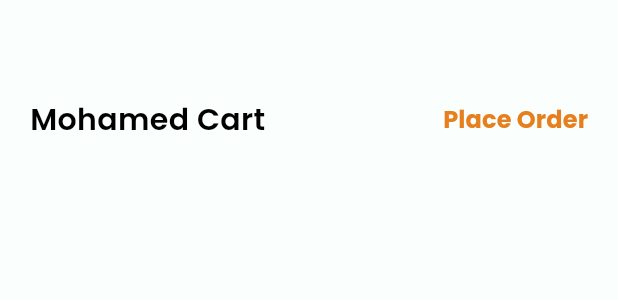
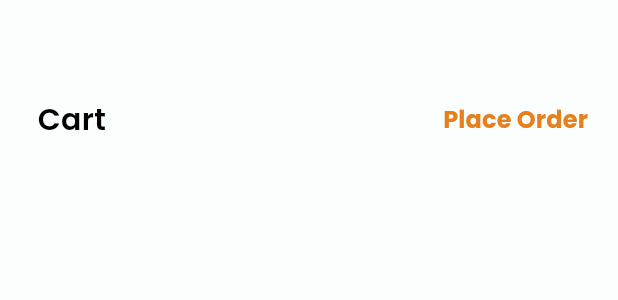
Before and after one commit to AbdelWahab-Farhat/Fruits-market-app, a Flutter app: the AppBarSection widget shown alone on an empty page, opened directly, on a phone screen of 412 x 824 dp. Shown: the top 300 px of the screen. Run offline on Flutter 3.47's test engine with Material 3 defaults, Android fonts, the light colour scheme and no system bars; our stand-ins replace bloc, cached_network_image, cloud_firestore, connectivity_plus, dartz, dio and 11 more; accounts and stored records are empty; generated files the repository leaves out were written again; network calls fail.

Commit message:
made it dynamic

```diff
--- a/lib/features/cart/presentation/views/widgets/app_bar_section.dart
+++ b/lib/features/cart/presentation/views/widgets/app_bar_section.dart
@@ -1,7 +1,9 @@
 import 'package:flutter/material.dart';
+import 'package:flutter_bloc/flutter_bloc.dart';
 
 import '../../../../../constants.dart';
 import '../../../../../core/utility/app_style.dart';
+import '../../../../auth/presentation/manger/sign_in_cubit/sign_in_cubit.dart';
 
 class AppBarSection extends StatelessWidget {
   const AppBarSection({
@@ -10,13 +12,14 @@ class AppBarSection extends StatelessWidget {
 
   @override
   Widget build(BuildContext context) {
+    var signInCubit = context.read<SignInCubit>();
     return Padding(
       padding: const EdgeInsets.only(left: 20,right: 20,top: kToolbarHeight),
       child: Row(
         mainAxisAlignment: MainAxisAlignment.spaceBetween,
         crossAxisAlignment:  CrossAxisAlignment.center,
         children: [
-          Text('Mohamed Cart',style: AppStyle.style20,),
+          Text('${signInCubit.customer!.firstName} Cart',style: AppStyle.style20,),
           TextButton(
               style: const ButtonStyle(padding: WidgetStatePropertyAll<EdgeInsets>(EdgeInsets.all(0))),
               isSemanticButton: true,
```
